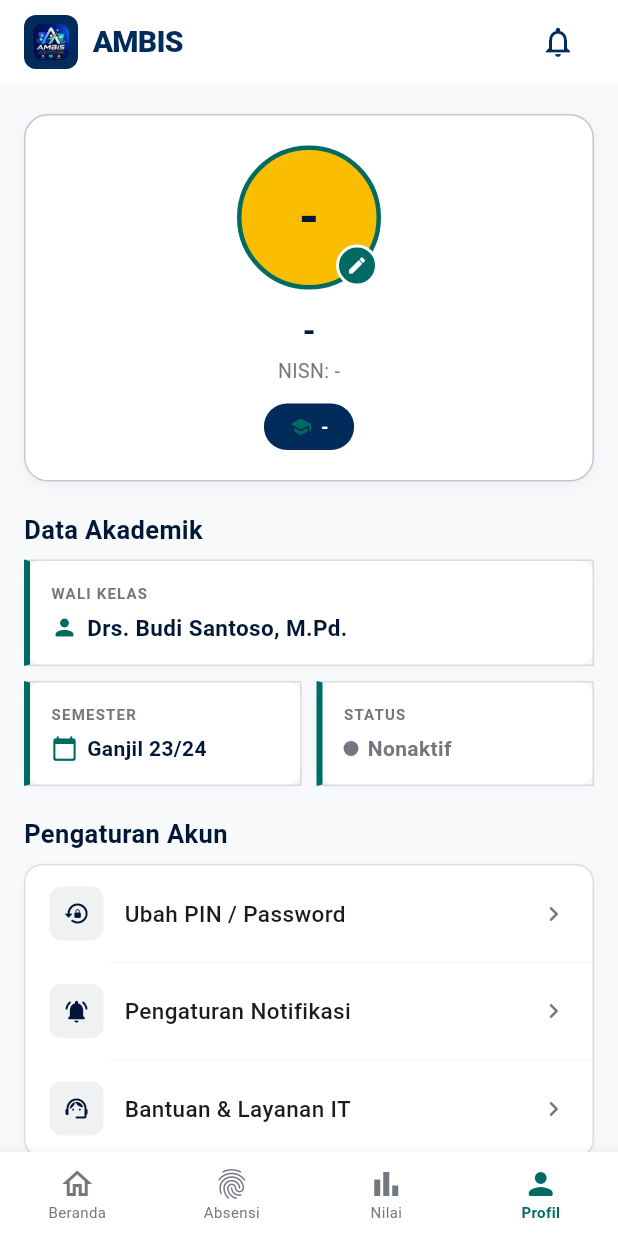
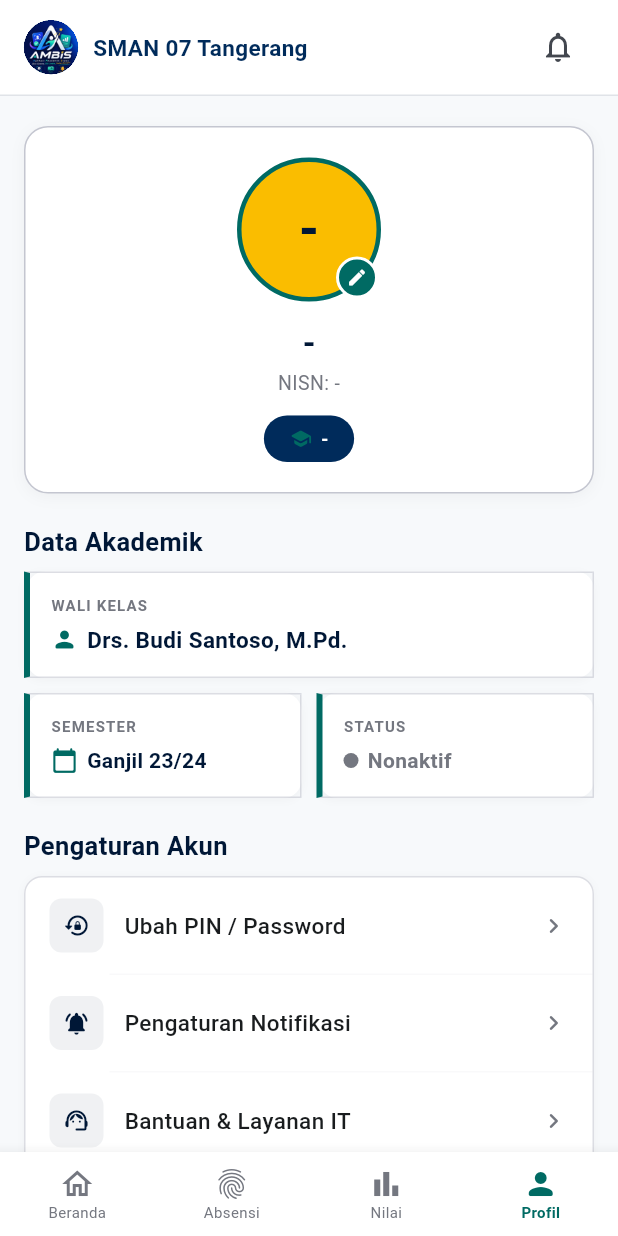
Before and after one commit to Keroo0/ambis-attendance, a Flutter app: the ProfileScreen screen opened by its route, on a phone screen of 412 x 824 dp. Run offline on Flutter 3.47's test engine with Material 3 defaults, Android fonts, the phone set to English and light mode, and no system bars; drawn by our look-alikes of toastification; our stand-ins replace camera, drift, fl_chart, flutter_image_compress, flutter_riverpod, flutter_secure_storage and 7 more; missing offline and left inert: google_ml_kit, tflite_flutter; accounts and stored records are empty; generated files the repository leaves out were written again.

Commit message:
pemberitahuan baru

```diff
--- a/lib/core/router/app_router.dart
+++ b/lib/core/router/app_router.dart
@@ -2,7 +2,6 @@ import 'package:flutter/foundation.dart';
 import 'package:flutter_riverpod/flutter_riverpod.dart';
 import 'package:go_router/go_router.dart';
 
-import '../../features/attendance/presentation/screens/attendance_screen.dart';
 import '../../features/auth/presentation/providers/auth_provider.dart';
 import '../../features/auth/presentation/screens/login_screen.dart';
 import '../../features/auth/presentation/screens/parent_login_screen.dart';
@@ -75,10 +74,6 @@ GoRouter buildRouter(Ref ref) {
         builder: (_, state) => EnrollmentScreen(
           guestUserId: state.pathParameters['userId'],
         ),
-      ),
-      GoRoute(
-        path: '/attendance',
-        builder: (_, __) => const AttendanceScreen(),
       ),
       GoRoute(
         path: '/leave',
--- a/lib/features/dashboard/presentation/screens/dashboard_screen.dart
+++ b/lib/features/dashboard/presentation/screens/dashboard_screen.dart
@@ -61,7 +61,7 @@ class DashboardScreen extends ConsumerWidget {
                   _AttendanceStatusCard(attendance: todayAtt),
                   const SizedBox(height: 16),
                   _QuickActionsGrid(
-                    onAbsensi: () => context.push('/attendance'),
+                    onAbsensi: () => context.go('/attendance'),
                     onNilai: () => context.go('/grades'),
                     onIzin: () => context.push('/leave'),
                   ),
--- a/lib/features/notifications/presentation/screens/notifications_screen.dart
+++ b/lib/features/notifications/presentation/screens/notifications_screen.dart
@@ -56,9 +56,9 @@ class NotificationsScreen extends ConsumerWidget {
               const Icon(Icons.error_outline_rounded,
                   size: 48, color: Color(0xFFC4C6D0)),
               const SizedBox(height: 12),
-              Text(
+              const Text(
                 'Gagal memuat notifikasi',
-                style: const TextStyle(
+                style: TextStyle(
                     color: Color(0xFF43474F), fontSize: 14),
               ),
               const SizedBox(height: 12),
--- a/lib/features/parent/presentation/screens/parent_attendance_history_screen.dart
+++ b/lib/features/parent/presentation/screens/parent_attendance_history_screen.dart
@@ -560,10 +560,10 @@ class _LegendRow extends StatelessWidget {
 
   @override
   Widget build(BuildContext context) {
-    return Wrap(
+    return const Wrap(
       spacing: 12,
       runSpacing: 6,
-      children: const [
+      children: [
         _LegendDot(color: Color(0xFF16A34A), label: 'Hadir'),
         _LegendDot(color: Color(0xFFEA580C), label: 'Terlambat'),
         _LegendDot(color: Color(0xFFFABD00), label: 'Izin'),
--- a/lib/features/profile/presentation/screens/profile_screen.dart
+++ b/lib/features/profile/presentation/screens/profile_screen.dart
@@ -17,8 +17,33 @@ final _profileStudentProvider =
   final user = ref.watch(authProvider).valueOrNull;
   if (user == null) return null;
   final db = ref.watch(appDatabaseProvider);
-  return (db.select(db.students)
-        ..where((s) => s.id.equals(user.id)))
+
+  try {
+    final row = await sb.Supabase.instance.client
+        .from('students')
+        .select('id, nisn, class, parent_id, date_of_birth, gender, address, phone_parent, created_at, updated_at')
+        .eq('id', user.id)
+        .maybeSingle();
+    if (row != null) {
+      final now = DateTime.now().millisecondsSinceEpoch;
+      await db.into(db.students).insertOnConflictUpdate(
+        StudentsCompanion(
+          id: drift.Value(row['id'] as String),
+          nisn: drift.Value(row['nisn'] as String),
+          className: drift.Value(row['class'] as String),
+          parentId: drift.Value(row['parent_id'] as String?),
+          dateOfBirth: drift.Value(row['date_of_birth'] as String?),
+          gender: drift.Value(row['gender'] as String?),
+          address: drift.Value(row['address'] as String?),
+          phoneParent: drift.Value(row['phone_parent'] as String?),
+          createdAt: drift.Value((row['created_at'] as int?) ?? now),
+          updatedAt: drift.Value((row['updated_at'] as int?) ?? now),
+        ),
+      );
+    }
+  } catch (_) {}
+
+  return (db.select(db.students)..where((s) => s.id.equals(user.id)))
       .getSingleOrNull();
 });
 
@@ -568,50 +593,50 @@ class _TopBar extends StatelessWidget {
   @override
   Widget build(BuildContext context) {
     return Container(
-      height: 56,
-      color: Colors.white,
+      height: 64,
       padding: const EdgeInsets.symmetric(horizontal: 16),
+      decoration: const BoxDecoration(
+        color: Colors.white,
+        border: Border(
+          bottom: BorderSide(color: Color(0xFFE0E3E8)),
+        ),
+      ),
       child: Row(
         children: [
           Container(
             width: 36,
             height: 36,
-            decoration: BoxDecoration(
-              color: const Color(0xFF002B5B),
-              borderRadius: BorderRadius.circular(8),
+            decoration: const BoxDecoration(
+              shape: BoxShape.circle,
+              color: Color(0xFF002B5B),
             ),
-            child: Center(
-              child: Image.asset(
-                'assets/images/LogoAMBIS.png',
-                width: 24,
-                height: 24,
-                errorBuilder: (_, __, ___) => const Text(
-                  'A',
-                  style: TextStyle(
-                    color: Colors.white,
-                    fontWeight: FontWeight.w900,
-                    fontSize: 18,
-                  ),
-                ),
+            clipBehavior: Clip.hardEdge,
+            child: Image.asset(
+              'assets/images/LogoAMBIS.png',
+              fit: BoxFit.cover,
+              errorBuilder: (_, __, ___) => const Icon(
+                Icons.school_rounded,
+                color: Colors.white,
+                size: 20,
               ),
             ),
           ),
           const SizedBox(width: 10),
-          const Text(
-            'AMBIS',
-            style: TextStyle(
-              color: Color(0xFF002B5B),
-              fontWeight: FontWeight.w900,
-              fontSize: 20,
-              letterSpacing: -0.5,
+          const Expanded(
+            child: Text(
+              'SMAN 07 Tangerang',
+              style: TextStyle(
+                fontSize: 15,
+                fontWeight: FontWeight.w700,
+                color: Color(0xFF002B5B),
+              ),
             ),
           ),
-          const Spacer(),
           IconButton(
             onPressed: onNotification,
             icon: const Icon(
               Icons.notifications_outlined,
-              color: Color(0xFF002B5B),
+              color: Color(0xFF43474F),
             ),
           ),
         ],
```
Also changed, not shown: lib/features/attendance/data/repositories/attendance_repository.dart (+8 -7 lines), lib/features/attendance/presentation/screens/attendance_screen.dart (+247 -170 lines), lib/features/auth/data/repositories/auth_repository.dart (+30 -0 lines), lib/features/leave_request/data/repositories/leave_repository.dart (+13 -0 lines), lib/features/leave_request/presentation/screens/leave_request_screen.dart (+25 -20 lines), lib/features/parent/presentation/screens/parent_dashboard_screen.dart (+4 -4 lines).
